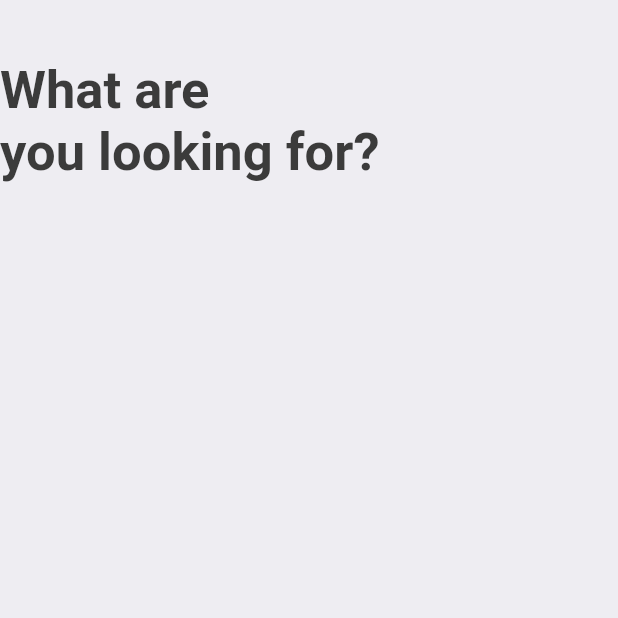
After one commit to neelgabani/TicketBookingApp, a Flutter app: the SearchScreen screen opened directly, on a phone screen of 412 x 824 dp, the top half of it. The commit adds this screen. Run offline on Flutter 3.47's test engine with Material 2 defaults, Android fonts, the phone set to English and light mode, and no system bars; our stand-ins replace fluentui_icons, gap, get.

Commit message:
last commit

```diff
--- a/lib/screens /hotel_screen.dart
+++ b/lib/screens /hotel_screen.dart
@@ -13,7 +13,7 @@ class HotelScreen extends StatelessWidget {
     final size = Applayout.getsize(context);
     return Container(
       width: size.width*0.6,
-      height: 350,
+      height: Applayout.getHeight(350),
       padding: const EdgeInsets.symmetric(horizontal: 15, vertical: 17),
       margin: const EdgeInsets.only(right: 17, top: 5),
       decoration: BoxDecoration(
@@ -31,7 +31,7 @@ class HotelScreen extends StatelessWidget {
         crossAxisAlignment: CrossAxisAlignment.start,
         children: [
           Container(
-            height: 180,
+            height: Applayout.getHeight(180),
             decoration: BoxDecoration(
               borderRadius: BorderRadius.circular(12),
               color: Styles.primaryColor,
--- /dev/null
+++ b/lib/screens /search_screen.dart
@@ -0,0 +1,22 @@
+import 'package:flutter/material.dart';
+import 'package:gap/gap.dart';
+import 'package:ticketbookingapp/utils/app_layout.dart';
+
+import '../utils/app_styles.dart';
+
+class SearchScreen extends StatelessWidget {
+  const SearchScreen({Key? key}) : super(key: key);
+
+  @override
+  Widget build(BuildContext context) {
+    return Scaffold(
+      backgroundColor: Styles.bgColor,
+      body: ListView(
+        children: [
+          Gap(Applayout.getHeight(40)),
+          Text('What are\nyou looking for?',style: Styles.headLineStyle1.copyWith(fontSize: 35),)
+        ],
+      ),
+    );
+  }
+}
```
